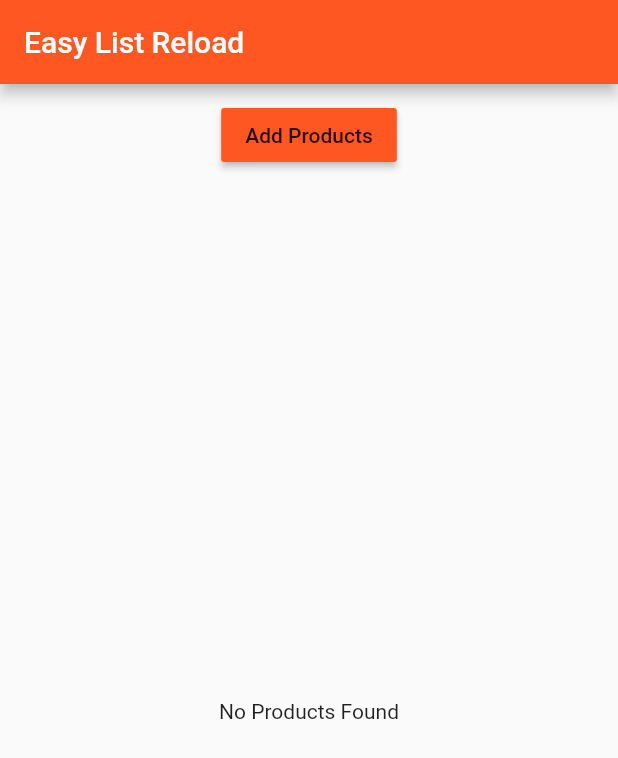
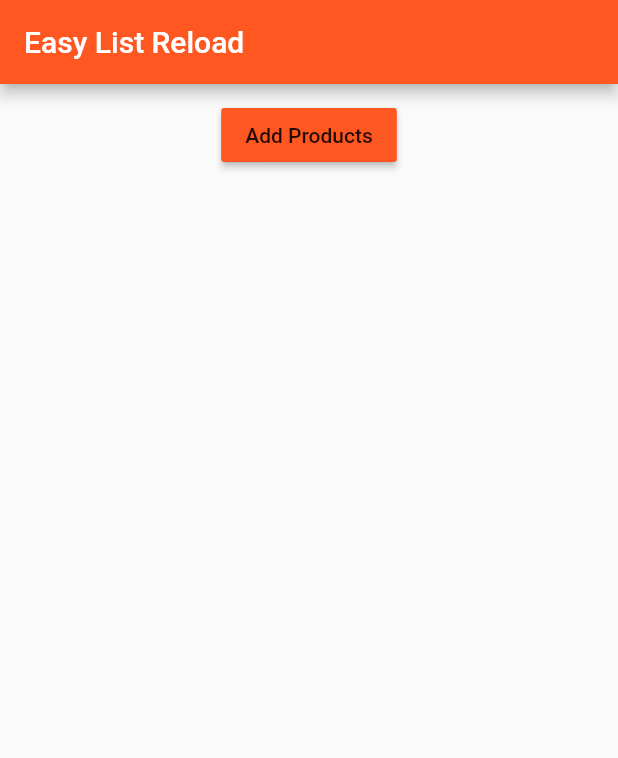
Before and after one commit to iamsss/Learning-Flutter-2, a Flutter app: the screen it shows after launch, on a phone screen of 412 x 824 dp. Shown: the top 758 px of the screen. Run offline on Flutter 3.47's test engine with Material 2 defaults, Android fonts, the phone set to English and light mode, and no system bars.

Commit message:
Rendering Empty Container

```diff
--- a/lib/products.dart
+++ b/lib/products.dart
@@ -20,12 +20,12 @@ class Products extends StatelessWidget {
     Widget _buildProductLists(){
        Widget productCard;
         if(products.length > 0){
-          productCard = ListView.builder(
+          productCard = ListView.builder (
           itemBuilder: _buildProductItem,
           itemCount: products.length,
           );
         } else {
-          productCard =  Center(child: Text('No Products Found'));
+          productCard =  Container(); // Empty Container Widget like null
         }
         return productCard;
 
```
